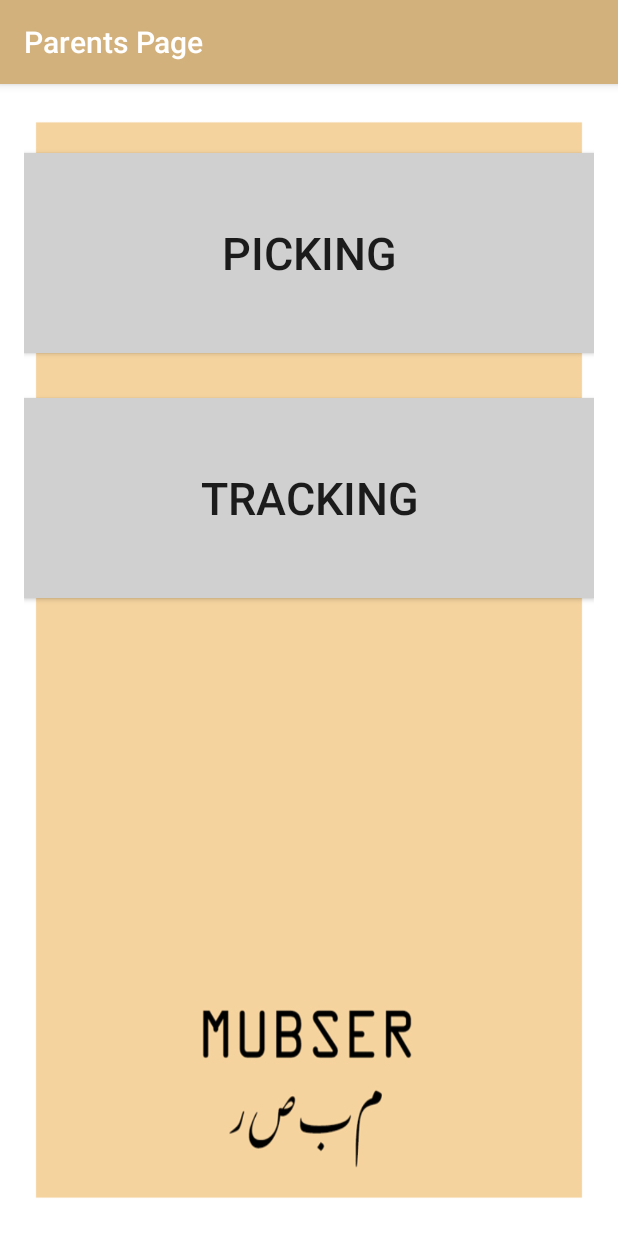
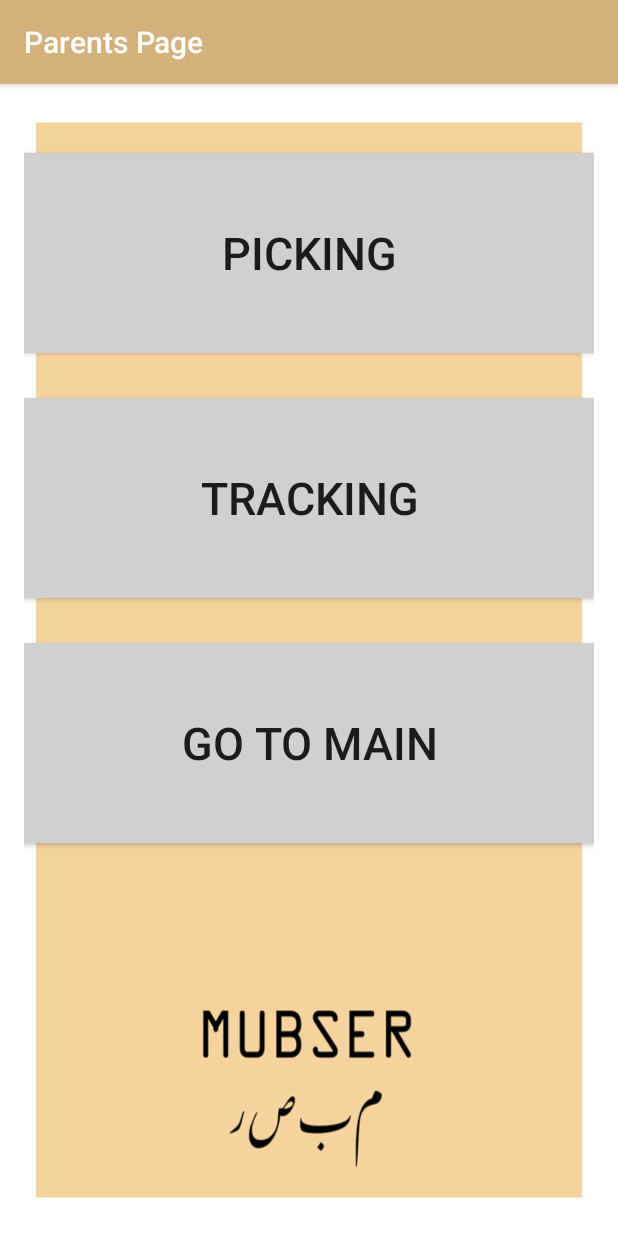
Before and after one commit to miraniyam/Mubser, an Android app: the screen it shows after launch (ParentActivity), after a tap on "TRACKERS", on a phone screen of 412 x 824 dp. Run offline under Robolectric (Android 15) with nearby library versions, the phone set to English and light mode, and no system bars.

Commit message:
MainActivity & ParentActivity modified. -> Go to Main Button is created -> Preventing Filing Activities

```diff
--- a/app/build.gradle
+++ b/app/build.gradle
@@ -2,7 +2,7 @@ apply plugin: 'com.android.application'
 
 android {
     compileSdkVersion 23
-    buildToolsVersion "23.0.3"
+    buildToolsVersion '25.0.0'
 
     defaultConfig {
         applicationId "com.example.miranlee.mubser"
--- a/app/src/main/java/com/example/miranlee/mubser/MainActivity.java
+++ b/app/src/main/java/com/example/miranlee/mubser/MainActivity.java
@@ -40,17 +40,19 @@ public class MainActivity extends AppCompatActivity {
     public void ClickParent(View v) {
         Intent intent = new Intent(this, ParentActivity.class);
         startActivity(intent);
+        finish();
     }
 
     public void ClickUser(View v) {
         Intent intent = new Intent(this, UserActivity.class);
         startActivity(intent);
+        finish();
 
     }
     public void ClickLang(View v) {
         Intent intent = new Intent(this, MainpageArabic.class);
         startActivity(intent);
-
+        finish();
     }
 
 }
--- a/app/src/main/java/com/example/miranlee/mubser/ParentActivity.java
+++ b/app/src/main/java/com/example/miranlee/mubser/ParentActivity.java
@@ -33,4 +33,9 @@ public class ParentActivity extends AppCompatActivity {
         startActivity(intent);
 
     }
+
+    public void ClickBack(View v) {
+        startActivity(new Intent(this, MainActivity.class));
+        finish();
+    }
 }
--- a/app/src/main/res/layout/activity_parent.xml
+++ b/app/src/main/res/layout/activity_parent.xml
@@ -34,5 +34,15 @@
 
         />
 
+    <Button
+        android:layout_width="match_parent"
+        android:layout_height="200px"
+        android:text="Go To Main"
+        android:textSize="30dp"
+        android:background="#d0d0d0"
+        android:layout_marginBottom="30dp"
+        android:onClick="ClickBack"
+        />
+
 
 </LinearLayout>
--- a/build.gradle
+++ b/build.gradle
@@ -5,7 +5,7 @@ buildscript {
         jcenter()
     }
     dependencies {
-        classpath 'com.android.tools.build:gradle:2.1.0'
+        classpath 'com.android.tools.build:gradle:2.3.3'
 
         // NOTE: Do not place your application dependencies here; they belong
         // in the individual module build.gradle files
```
Also changed, not shown: app/src/main/res/layout/activity_main.xml (indentation only), gradle/wrapper/gradle-wrapper.properties.
